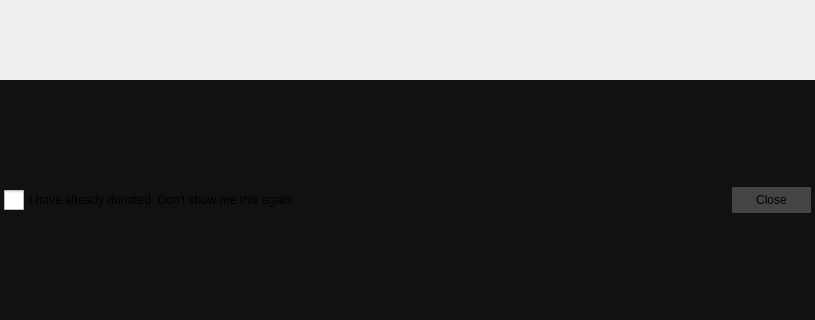
Old version of the form src/dialogs/donate.ui in the repository jahshaka/Studio; both pictures show x 0 to 815 and y 160 to 480 of the 815 by 480 pixel window.
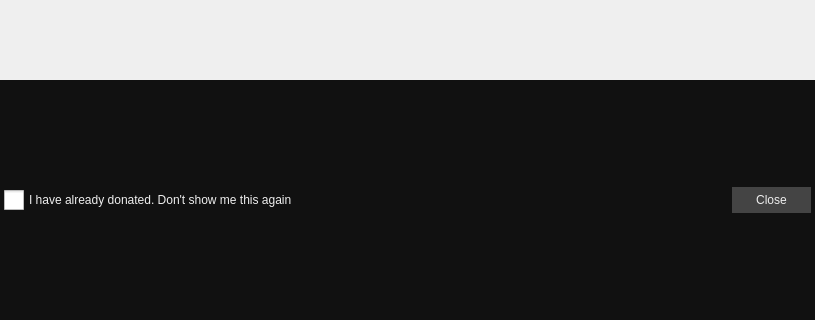
New version of the form. Icons and pictures are not drawn.

```diff
--- a/src/dialogs/donate.ui
+++ b/src/dialogs/donate.ui
@@ -30,6 +30,10 @@
 	border: 1px solid black;
 }
 
+* {
+	color: #EEE;
+}
+
 QCheckBox {
     spacing: 5px;
 	font-size: 12px;
```
